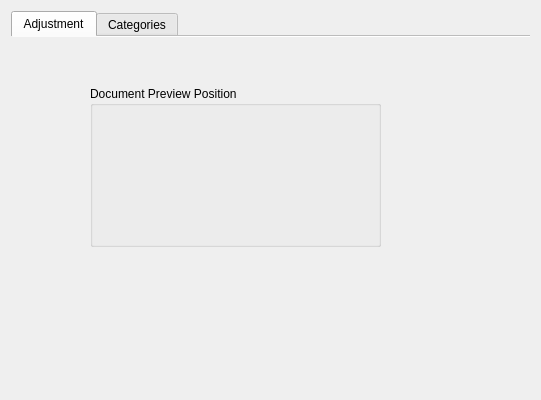
KDE/conquirere, file src/mainui/settings/appearancesettings.ui: the form before one commit.
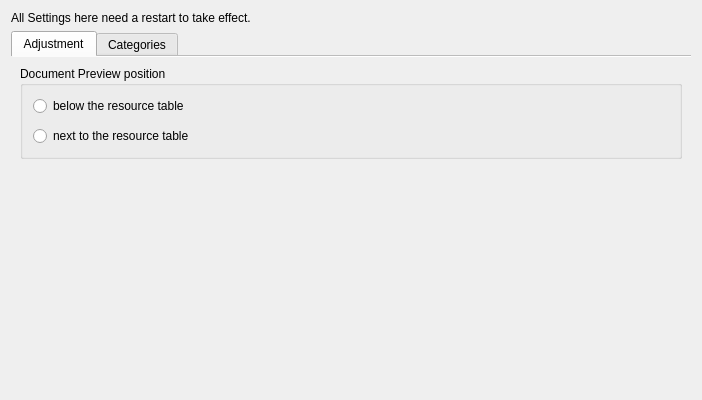
The form after the commit. The open tabs and pages were chosen to show the change. Custom widgets are drawn as their Qt base class.

```diff
--- a/src/mainui/settings/appearancesettings.ui
+++ b/src/mainui/settings/appearancesettings.ui
@@ -6,7 +6,7 @@
    <rect>
     <x>0</x>
     <y>0</y>
-    <width>541</width>
+    <width>702</width>
     <height>400</height>
    </rect>
   </property>
@@ -14,6 +14,16 @@
    <string>Form</string>
   </property>
   <layout class="QVBoxLayout" name="verticalLayout">
+   <item>
+    <widget class="QLabel" name="label_2">
+     <property name="text">
+      <string>All Settings here need a restart to take effect.</string>
+     </property>
+     <property name="wordWrap">
+      <bool>true</bool>
+     </property>
+    </widget>
+   </item>
    <item>
     <widget class="QTabWidget" name="tabWidget">
      <property name="currentIndex">
@@ -26,19 +36,50 @@
       <attribute name="title">
        <string>Adjustment</string>
       </attribute>
-      <widget class="QGroupBox" name="groupBox">
-       <property name="geometry">
-        <rect>
-         <x>79</x>
-         <y>49</y>
-         <width>291</width>
-         <height>161</height>
-        </rect>
-       </property>
-       <property name="title">
-        <string>Document Preview Position</string>
-       </property>
-      </widget>
+      <layout class="QVBoxLayout" name="verticalLayout_4">
+       <item>
+        <widget class="QGroupBox" name="groupBox">
+         <property name="title">
+          <string>Document Preview position</string>
+         </property>
+         <layout class="QVBoxLayout" name="verticalLayout_3">
+          <property name="spacing">
+           <number>10</number>
+          </property>
+          <property name="margin">
+           <number>10</number>
+          </property>
+          <item>
+           <widget class="QRadioButton" name="rbBelow">
+            <property name="text">
+             <string>below the resource table</string>
+            </property>
+           </widget>
+          </item>
+          <item>
+           <widget class="QRadioButton" name="rbNextTo">
+            <property name="text">
+             <string>next to the resource table</string>
+            </property>
+           </widget>
+          </item>
+         </layout>
+        </widget>
+       </item>
+       <item>
+        <spacer name="verticalSpacer">
+         <property name="orientation">
+          <enum>Qt::Vertical</enum>
+         </property>
+         <property name="sizeHint" stdset="0">
+          <size>
+           <width>20</width>
+           <height>247</height>
+          </size>
+         </property>
+        </spacer>
+       </item>
+      </layout>
      </widget>
      <widget class="QWidget" name="categories">
       <attribute name="title">
@@ -49,6 +90,13 @@
    </item>
   </layout>
  </widget>
+ <customwidgets>
+  <customwidget>
+   <class>KActionSelector</class>
+   <extends>QWidget</extends>
+   <header>kactionselector.h</header>
+  </customwidget>
+ </customwidgets>
  <resources/>
  <connections/>
 </ui>
```
Left out of the diff: 17 changed lines with no effect on the pictures.
